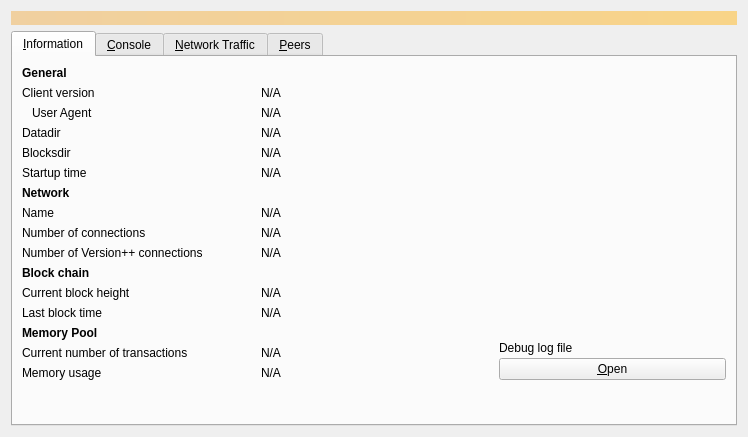
First picture: the form in src/qt/forms/debugwindow.ui, repository bitcoin-version-plus-plus/bitcoin-version-plus-plus, before the edit.
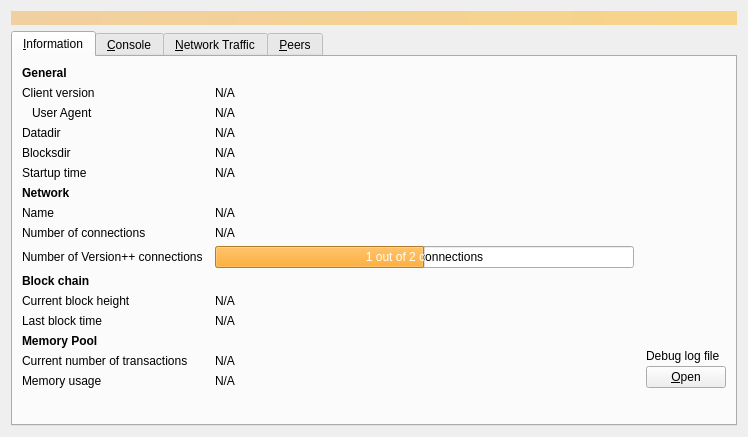
Second picture: the form after the edit. Icons and pictures are not drawn. Custom widgets are drawn as their Qt base class.

Commit message: QT: Label --> ProgressBar

Diff of the .ui file:
```diff
--- a/src/qt/forms/debugwindow.ui
+++ b/src/qt/forms/debugwindow.ui
@@ -427,15 +427,52 @@
         </widget>
        </item>
        <item row="9" column="1">
-        <widget class="QLabel" name="numberOfVersionPlusPlusConns">
-         <property name="text">
-          <string>N/A</string>
+        <widget class="QProgressBar" name="numberOfVersionPlusPlusConns">
+         <property name="palette">
+          <palette>
+           <active>
+            <colorrole role="Highlight">
+             <brush brushstyle="SolidPattern">
+              <color alpha="255">
+               <red>252</red>
+               <green>175</green>
+               <blue>62</blue>
+              </color>
+             </brush>
+            </colorrole>
+           </active>
+           <inactive>
+            <colorrole role="Highlight">
+             <brush brushstyle="SolidPattern">
+              <color alpha="255">
+               <red>252</red>
+               <green>175</green>
+               <blue>62</blue>
+              </color>
+             </brush>
+            </colorrole>
+           </inactive>
+           <disabled>
+            <colorrole role="Highlight">
+             <brush brushstyle="SolidPattern">
+              <color alpha="255">
+               <red>145</red>
+               <green>145</green>
+               <blue>145</blue>
+              </color>
+             </brush>
+            </colorrole>
+           </disabled>
+          </palette>
          </property>
-         <property name="textFormat">
-          <enum>Qt::PlainText</enum>
+         <property name="maximum">
+          <number>2</number>
          </property>
-         <property name="textInteractionFlags">
-          <set>Qt::LinksAccessibleByMouse|Qt::TextSelectableByKeyboard|Qt::TextSelectableByMouse</set>
+         <property name="value">
+          <number>1</number>
+         </property>
+         <property name="format">
+          <string>%v out of %m connections</string>
          </property>
         </widget>
        </item>
```
Left out of the diff: 444 changed lines with no effect on the pictures. The commit also changes 2 other files.
